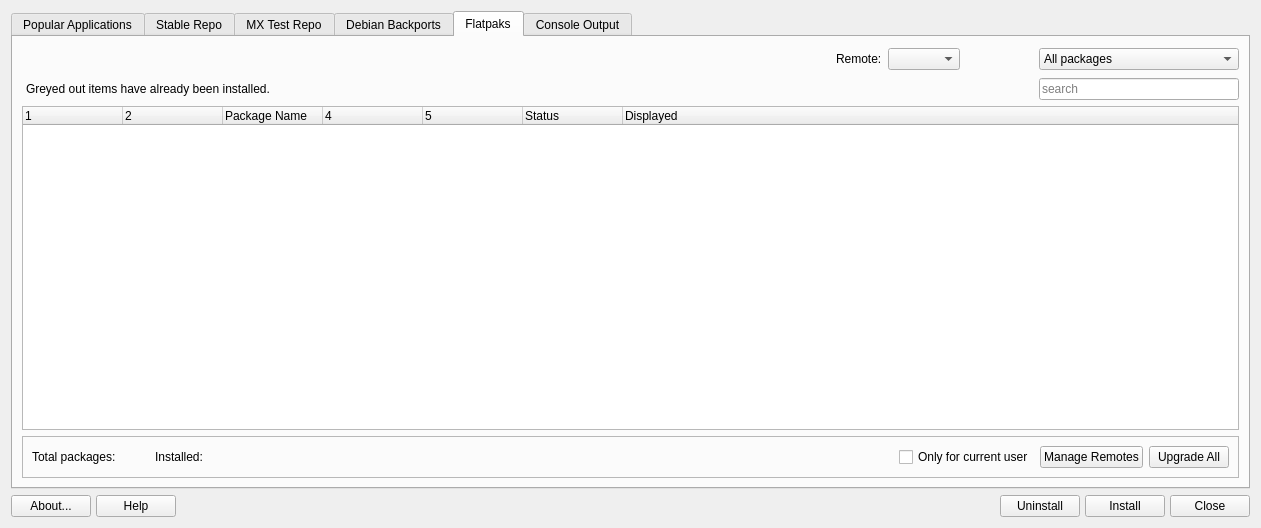
Qt form mainwindow.ui (CachyOS/packageinstaller) before a commit.
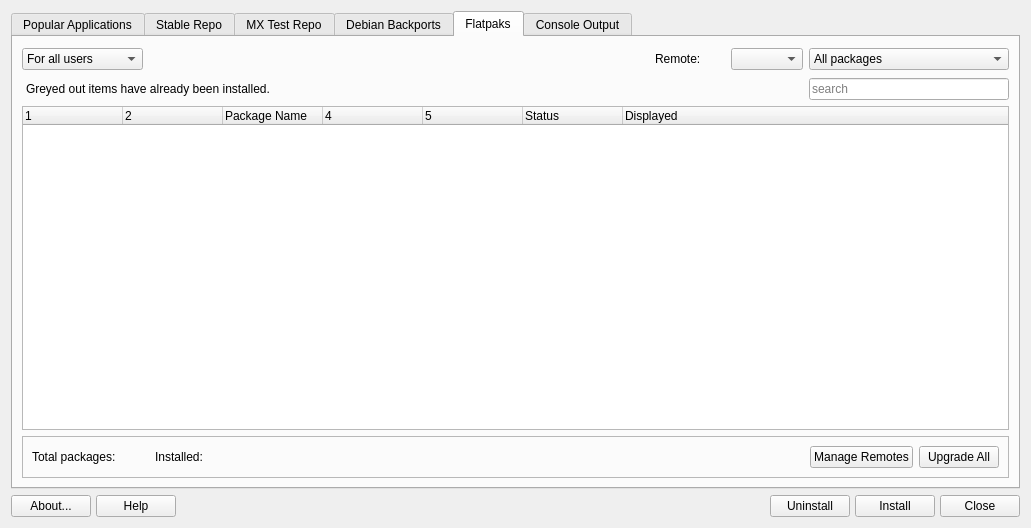
The same form after that commit. Icons and pictures are not drawn.

Commit message: replace for user only checkbox with dropdown; filter out .Locale, fix filter

```diff
--- a/mainwindow.ui
+++ b/mainwindow.ui
@@ -6,7 +6,7 @@
    <rect>
     <x>0</x>
     <y>0</y>
-    <width>1261</width>
+    <width>1031</width>
     <height>528</height>
    </rect>
   </property>
@@ -1144,7 +1144,7 @@
        <string>Flatpaks</string>
       </attribute>
       <layout class="QGridLayout" name="gridLayout_8">
-       <item row="1" column="7">
+       <item row="1" column="9">
         <widget class="QComboBox" name="comboFilterFlatpak">
          <property name="enabled">
           <bool>true</bool>
@@ -1189,7 +1189,7 @@
          </item>
         </widget>
        </item>
-       <item row="2" column="7">
+       <item row="2" column="9">
         <widget class="QLineEdit" name="searchBoxFlatpak">
          <property name="minimumSize">
           <size>
@@ -1211,7 +1211,7 @@
          </property>
         </widget>
        </item>
-       <item row="3" column="0" colspan="8">
+       <item row="3" column="0" colspan="10">
         <widget class="QTreeWidget" name="treeFlatpak">
          <property name="sortingEnabled">
           <bool>false</bool>
@@ -1253,7 +1253,7 @@
          </column>
         </widget>
        </item>
-       <item row="4" column="0" colspan="8">
+       <item row="4" column="0" colspan="10">
         <widget class="QFrame" name="frame_4">
          <property name="frameShape">
           <enum>QFrame::StyledPanel</enum>
@@ -1350,17 +1350,27 @@
             </property>
            </widget>
           </item>
-          <item row="2" column="6">
-           <widget class="QCheckBox" name="cb_user_only">
-            <property name="text">
-             <string>Only for current user</string>
-            </property>
-           </widget>
-          </item>
          </layout>
         </widget>
        </item>
-       <item row="2" column="0">
+       <item row="1" column="0">
+        <widget class="QComboBox" name="cb_user">
+         <property name="currentText">
+          <string>For all users</string>
+         </property>
+         <item>
+          <property name="text">
+           <string>For all users</string>
+          </property>
+         </item>
+         <item>
+          <property name="text">
+           <string>For current user</string>
+          </property>
+         </item>
+        </widget>
+       </item>
+       <item row="2" column="0" colspan="2">
         <widget class="QLabel" name="label_8">
          <property name="text">
           <string>Greyed out items have already been installed.</string>
@@ -1373,24 +1383,27 @@
          </property>
         </widget>
        </item>
-       <item row="1" column="3">
+       <item row="1" column="8">
         <widget class="QComboBox" name="comboRemote"/>
        </item>
-       <item row="1" column="2">
+       <item row="1" column="7">
         <widget class="QLabel" name="label_9">
          <property name="text">
           <string>Remote:</string>
          </property>
         </widget>
        </item>
-       <item row="1" column="0" colspan="2">
+       <item row="1" column="1" colspan="6">
         <spacer name="horizontalSpacer_14">
          <property name="orientation">
           <enum>Qt::Horizontal</enum>
          </property>
+         <property name="sizeType">
+          <enum>QSizePolicy::Expanding</enum>
+         </property>
          <property name="sizeHint" stdset="0">
           <size>
-           <width>808</width>
+           <width>40</width>
            <height>26</height>
           </size>
          </property>
```
Left out of the diff: 42 changed lines with no effect on the pictures. The commit also changes 29 other files.
